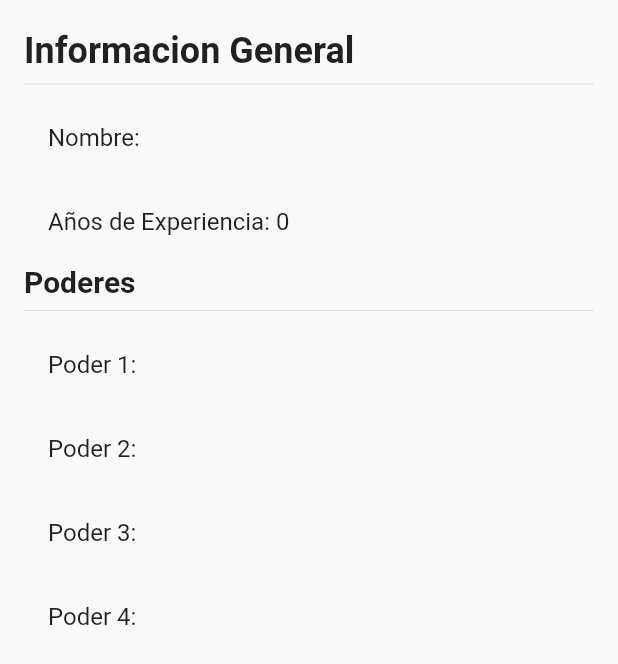
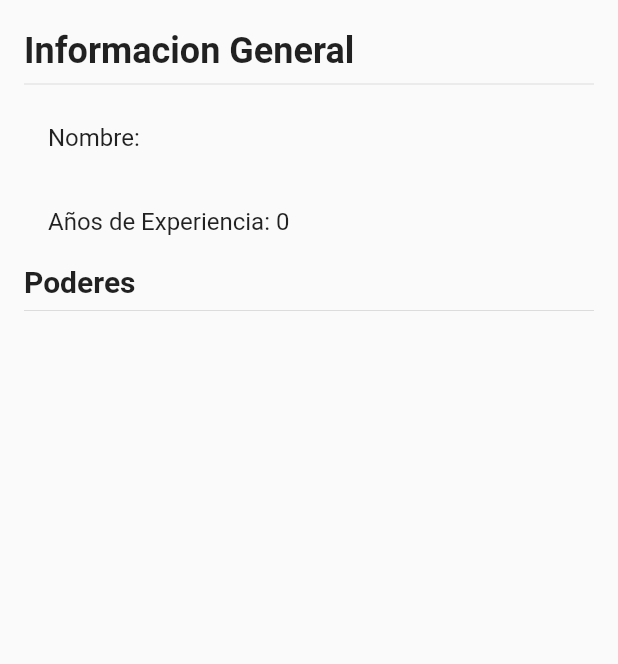
Before and after one commit to reynaldo57/flutter_codigo3_state, a Flutter app: the InfoSuperheroeWidget widget shown alone on an empty page, opened directly with empty values, on a phone screen of 412 x 824 dp. Shown: the top 664 px of the screen. Run offline on Flutter 3.47's test engine with Material 2 defaults, Android fonts, the phone set to English and light mode, and no system bars; our stand-ins replace flutter_bloc.

Commit message:
cubit 5 (agregar superheroe 1)

```diff
--- a/lib/pages/info_superhero_page_dart.dart
+++ b/lib/pages/info_superhero_page_dart.dart
@@ -77,18 +77,9 @@ class InfoSuperheroeWidget extends StatelessWidget {
             ),
             Divider(),
 
-            ListTile(
-              title: Text("Poder 1: "),
-            ),
-            ListTile(
-              title: Text("Poder 2: "),
-            ),
-            ListTile(
-              title: Text("Poder 3: "),
-            ),
-            ListTile(
-              title: Text("Poder 4: "),
-            ),
+            ...superheroe.powers.map((e) => ListTile(
+              title: Text(e),
+            ))
 
           ],
         ),
--- a/lib/pages/register_superhero_page.dart
+++ b/lib/pages/register_superhero_page.dart
@@ -57,6 +57,7 @@ class RegisterSuperHeroPage extends StatelessWidget {
               color: Colors.deepPurpleAccent,
               child: Text("Añadir Superpoderes", style: TextStyle(color: Colors.white),),
               onPressed: (){
+                context.read<SuperheroeCubit>().addPowers();
               },
             ),
           ],
```
Also changed, not shown: lib/cubit_superheroe/superheroe_cubit.dart (+11 -0 lines).
